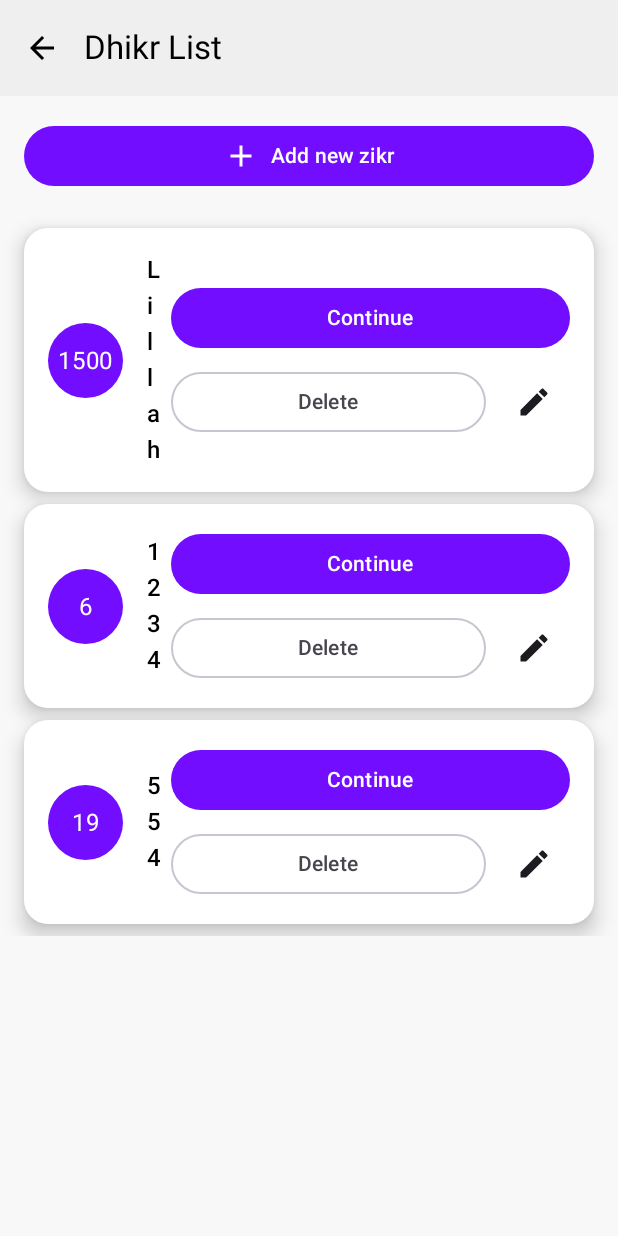
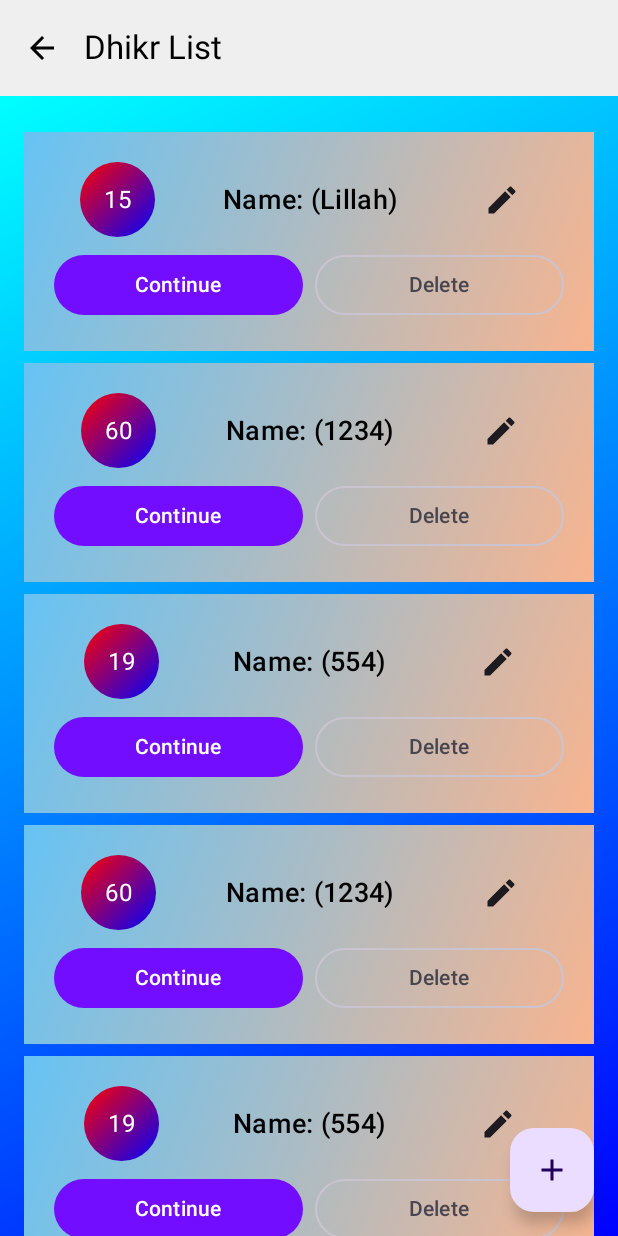
Before and after one commit to Yasirkkhhaann/myCounter, an Android app built with Jetpack Compose: the screen it shows after launch (MainActivity), on a phone screen of 412 x 824 dp. Run offline under Robolectric (Android 15) with nearby library versions, the phone set to English and light mode, and no system bars.

Commit message:
app design

```diff
--- a/app/src/main/java/com/example/mycounter/CountingList.kt
+++ b/app/src/main/java/com/example/mycounter/CountingList.kt
@@ -1,4 +1,5 @@
 package com.example.composecourse
+
 import androidx.compose.foundation.background
 import androidx.compose.foundation.layout.Column
 import androidx.compose.foundation.layout.Row
@@ -34,6 +35,8 @@ import androidx.annotation.RequiresApi
 import androidx.compose.foundation.background
 import androidx.compose.foundation.clickable
 import androidx.compose.foundation.layout.*
+import androidx.compose.foundation.layout.add
+import androidx.compose.foundation.shape.CircleShape
 import androidx.compose.foundation.shape.RoundedCornerShape
 import androidx.compose.foundation.text.BasicTextField
 import androidx.compose.material.icons.Icons
@@ -43,6 +46,7 @@ import androidx.compose.runtime.*
 import androidx.compose.runtime.saveable.rememberSaveable
 import androidx.compose.ui.Alignment
 import androidx.compose.ui.Modifier
+import androidx.compose.ui.graphics.Brush
 import androidx.compose.ui.graphics.Color
 import androidx.compose.ui.graphics.vector.ImageVector
 import androidx.compose.ui.platform.LocalContext
@@ -82,26 +86,10 @@ fun DhikrListScreen() {
                 modifier = Modifier
                     .fillMaxSize()
                     .padding(it)
-                    .background(Color(0xFFF8F8F8))
+                    .background(Brush.linearGradient(listOf(Color.Cyan, Color.Blue)))
             ) {
-                // "Add new zikr" button
-                Button(
-                    onClick = { /* Handle add new zikr */ },
-                    modifier = Modifier
-                        .fillMaxWidth()
-                        .padding(16.dp),
-                    colors = ButtonDefaults.buttonColors(containerColor = Color(0xFF720DFF))
-                ) {
-                    Row(verticalAlignment = Alignment.CenterVertically) {
-                        Icon(
-                            Icons.Default.Add, // Replace with the add icon resource
-                            contentDescription = "Add new zikr",
-                            tint = Color.White
-                        )
-                        Spacer(modifier = Modifier.width(8.dp))
-                        Text(text = "Add new zikr", color = Color.White)
-                    }
-                }
+
+                Spacer(modifier = Modifier.height(16.dp))
 
                 // Zikr Items
                 LazyColumn(
@@ -119,6 +107,10 @@ fun DhikrListScreen() {
                     }
                 }
             }
+        }, floatingActionButton = {
+            FloatingActionButton(onClick = { }) {
+                Icon(Icons.Filled.Add, contentDescription = "Add")
+            }
         }
     )
 }
@@ -131,23 +123,31 @@ fun ZikrCard(
     onContinue: () -> Unit,
     onEdit: () -> Unit
 ) {
+
     Card(
         shape = RoundedCornerShape(16.dp),
-        elevation = CardDefaults.cardElevation(8.dp),
-        colors = CardDefaults.cardColors(containerColor = Color.White),
-        modifier = Modifier.fillMaxWidth()
-    ) {
-        Row(
+        elevation = CardDefaults.cardElevation(0.dp),
+        colors = CardDefaults.cardColors(containerColor = Color.Transparent),
         modifier = Modifier
             .fillMaxWidth()
-                .padding(16.dp),
-            verticalAlignment = Alignment.CenterVertically
+            .background(Brush.linearGradient(listOf(Color(0xFF66C3F4), Color(0xFFF8B48F))))
     ) {
-            // Circular count indicator
+        Column(
+            modifier = Modifier
+                .fillMaxWidth()
+                .padding(20.dp),
+        ) {
+
+            Row(
+                modifier = Modifier.fillMaxWidth(),
+                verticalAlignment = Alignment.CenterVertically,
+                horizontalArrangement = Arrangement.SpaceEvenly
+            ) {
                 Box(
+
                     modifier = Modifier
                         .size(50.dp)
-                    .background(Color(0xFF720DFF), shape = RoundedCornerShape(50)),
+                        .background(Brush.linearGradient(listOf(Color.Red, Color.Blue)), shape = CircleShape),
                     contentAlignment = Alignment.Center
                 ) {
                     Text(
@@ -157,58 +157,77 @@ fun ZikrCard(
                     )
                 }
 
-            Spacer(modifier = Modifier.width(16.dp))
+                Spacer(modifier = Modifier.width(10.dp))
 
                 // Zikr title
                 Text(
-                text = title,
+                    text = "Name: ($title)",
                     color = Color.Black,
                     style = MaterialTheme.typography.titleMedium,
-                modifier = Modifier.weight(1f)
+                    fontSize = 18.sp
+                    // modifier = Modifier.weight(1f)
                 )
+                Spacer(modifier = Modifier.width(10.dp))
 
-            Spacer(modifier = Modifier.width(16.dp))
+                IconButton(onClick = onEdit) {
+                    Icon(
+                        Icons.Default.Edit, // Replace with edit icon resource
+                        contentDescription = "Edit",
+                    )
+                }
+            }
+
+            Spacer(modifier = Modifier.height(8.dp))
+
 
             // Action buttons
-            Column(horizontalAlignment = Alignment.End) {
+            Column(horizontalAlignment = Alignment.Start) {
+
+                Row() {
                     Button(
+                        modifier = Modifier.weight(1f),
                         onClick = onContinue,
-                    modifier = Modifier.fillMaxWidth(),
                         colors = ButtonDefaults.buttonColors(containerColor = Color(0xFF720DFF))
                     ) {
                         Text(text = "Continue", color = Color.White)
                     }
-
-                Spacer(modifier = Modifier.height(8.dp))
-
-                Row {
+                    Spacer(modifier = Modifier.width(8.dp))
                     OutlinedButton(
                         onClick = onDelete,
                         modifier = Modifier.weight(1f)
                     ) {
                         Text(text = "Delete")
                     }
+                }
+
 
                 Spacer(modifier = Modifier.width(8.dp))
 
-                    IconButton(onClick = onEdit) {
-                        Icon(
-                            Icons.Default.Edit, // Replace with edit icon resource
-                            contentDescription = "Edit"
-                        )
+
             }
         }
     }
 }
-    }
-}
+
 
 // Sample data model for zikr
 data class Zikr(val count: Int, val title: String)
 
 // Sample list of zikr
 val zikrList = listOf(
-    Zikr(1500, "Lillah"),
-    Zikr(6, "1234"),
+    Zikr(15, "Lillah"),
+    Zikr(60, "1234"),
+    Zikr(19, "554"),
+    Zikr(60, "1234"),
+    Zikr(19, "554"),
+    Zikr(60, "1234"),
+    Zikr(19, "554"),
+    Zikr(60, "1234"),
+    Zikr(19, "554"),
+    Zikr(60, "1234"),
+    Zikr(19, "554"),
+    Zikr(60, "1234"),
+    Zikr(19, "554"),
+    Zikr(60, "1234"),
     Zikr(19, "554")
 )
```
Also changed, not shown: app/src/main/java/com/example/mycounter/MainActivity.kt (line endings or trailing spaces). Lines whose indentation alone changed are shown as unchanged.
